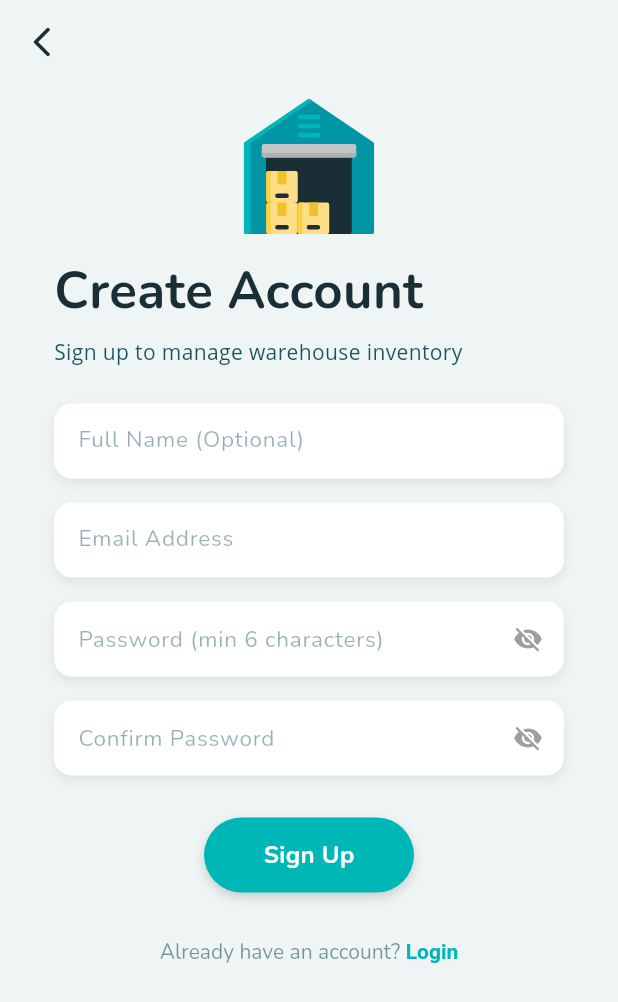
After one commit to Subbham829584/warehouse_management, a Flutter app: the screen it shows after launch, after a tap on "Login", after a tap on "Sign Up", on a phone screen of 412 x 824 dp. The commit adds this screen. Shown: the top 1002 px of the screen. Run offline on Flutter 3.47's test engine with Material 3 defaults, Android fonts, the phone set to English and light mode, and no system bars; our stand-ins replace cached_network_image, cloud_firestore, double_back_to_close_app, firebase_auth, firebase_core, flutter_svg and 1 more; accounts and stored records are empty; network calls fail.

Commit message:
Add SignUp screen with Firestore users collection and passwordHistory tracking

```diff
--- a/lib/screens/login.dart
+++ b/lib/screens/login.dart
@@ -1,7 +1,9 @@
+import 'package:cloud_firestore/cloud_firestore.dart';
 import 'package:firebase_auth/firebase_auth.dart';
 import 'package:flutter/material.dart';
 import 'package:flutter_svg/flutter_svg.dart';
 import 'package:warehouse_management/functions/toast.dart';
+import 'package:warehouse_management/screens/signup.dart';
 import 'package:warehouse_management/utils/color_palette.dart';
 import 'package:warehouse_management/utils/svg_strings.dart';
 
@@ -21,22 +23,37 @@ class _LoginState extends State<Login> {
   Future signIn() async {
     setState(() {
       _loading = true;
+      _failed = false;
     });
     try {
       await firebaseAuth
           .signInWithEmailAndPassword(
-              email: _emailController.text, password: _passwordController.text,)
-          .then((value) {
-        showTextToast('Loged In Sucessfully!');
+              email: _emailController.text.trim(),
+              password: _passwordController.text.trim(),)
+          .then((value) async {
+        showTextToast('Logged In Successfully!');
+        if (value.user != null) {
+          try {
+            await FirebaseFirestore.instance
+                .collection('users')
+                .doc(value.user!.uid)
+                .set({
+              'lastLogin': FieldValue.serverTimestamp(),
+              'email': _emailController.text.trim(),
+            }, SetOptions(merge: true));
+          } catch (_) {}
+        }
       });
     } catch (e) {
       setState(() {
         _failed = true;
       });
     }
-    setState(() {
-      _loading = false;
-    });
+    if (mounted) {
+      setState(() {
+        _loading = false;
+      });
+    }
   }
 
   @override
@@ -215,7 +232,7 @@ class _LoginState extends State<Login> {
                     },
                     child: Container(
                       height: 50,
-                      width: 100,
+                      width: 105,
                       decoration: BoxDecoration(
                         borderRadius: BorderRadius.circular(20),
                         color: ColorPalette.pacificBlue,
@@ -242,9 +259,50 @@ class _LoginState extends State<Login> {
                                 style: TextStyle(
                                   fontSize: 15,
                                   fontFamily: "Nunito",
+                                  fontWeight: FontWeight.bold,
                                   color: ColorPalette.white,
                                 ),
                               ),
+                      ),
+                    ),
+                  ),
+                  const SizedBox(width: 18),
+                  GestureDetector(
+                    onTap: () {
+                      Navigator.of(context).push(
+                        MaterialPageRoute(
+                          builder: (context) => SignUp(),
+                        ),
+                      );
+                    },
+                    child: Container(
+                      height: 50,
+                      width: 105,
+                      decoration: BoxDecoration(
+                        borderRadius: BorderRadius.circular(20),
+                        color: ColorPalette.white,
+                        border: Border.all(
+                          color: ColorPalette.pacificBlue,
+                          width: 1.5,
+                        ),
+                        boxShadow: [
+                          BoxShadow(
+                            offset: const Offset(0, 3),
+                            blurRadius: 6,
+                            color: const Color(0xff000000).withOpacity(0.08),
+                          ),
+                        ],
+                      ),
+                      child: const Center(
+                        child: Text(
+                          "Sign Up",
+                          style: TextStyle(
+                            fontSize: 15,
+                            fontFamily: "Nunito",
+                            fontWeight: FontWeight.bold,
+                            color: ColorPalette.pacificBlue,
+                          ),
+                        ),
                       ),
                     ),
                   ),
--- /dev/null
+++ b/lib/screens/signup.dart
@@ -0,0 +1,508 @@
+import 'package:cloud_firestore/cloud_firestore.dart';
+import 'package:firebase_auth/firebase_auth.dart';
+import 'package:flutter/material.dart';
+import 'package:flutter_svg/flutter_svg.dart';
+import 'package:warehouse_management/functions/toast.dart';
+import 'package:warehouse_management/services/warehouse_service.dart';
+import 'package:warehouse_management/utils/color_palette.dart';
+import 'package:warehouse_management/utils/svg_strings.dart';
+
+class SignUp extends StatefulWidget {
+  @override
+  _SignUpState createState() => _SignUpState();
+}
+
+class _SignUpState extends State<SignUp> {
+  final TextEditingController _nameController = TextEditingController();
+  final TextEditingController _emailController = TextEditingController();
+  final TextEditingController _passwordController = TextEditingController();
+  final TextEditingController _confirmPasswordController =
+      TextEditingController();
+
+  final FirebaseAuth _firebaseAuth = FirebaseAuth.instance;
+  final FirebaseFirestore _firestore = FirebaseFirestore.instance;
+
+  bool _isPasswordVisible = false;
+  bool _isConfirmPasswordVisible = false;
+  bool _loading = false;
+  String _errorMessage = "";
+
+  Future<void> _signUp() async {
+    final name = _nameController.text.trim();
+    final email = _emailController.text.trim();
+    final password = _passwordController.text.trim();
+    final confirmPassword = _confirmPasswordController.text.trim();
+
+    setState(() {
+      _errorMessage = "";
+    });
+
+    if (email.isEmpty || password.isEmpty || confirmPassword.isEmpty) {
+      setState(() {
+        _errorMessage = "All fields are required!";
+      });
+      return;
+    }
+
+    if (!RegExp(r'^[\w-\.]+@([\w-]+\.)+[\w-]{2,4}$').hasMatch(email)) {
+      setState(() {
+        _errorMessage = "Enter a valid email address!";
+      });
+      return;
+    }
+
+    if (password.length < 6) {
+      setState(() {
+        _errorMessage = "Password must be at least 6 characters!";
+      });
+      return;
+    }
+
+    if (password != confirmPassword) {
+      setState(() {
+        _errorMessage = "Passwords do not match!";
+      });
+      return;
+    }
+
+    setState(() {
+      _loading = true;
+    });
+
+    try {
+      // 1. Create User in Firebase Authentication
+      final UserCredential userCredential =
+          await _firebaseAuth.createUserWithEmailAndPassword(
+        email: email,
+        password: password,
+      );
+
+      final user = userCredential.user;
+
+      if (user != null) {
+        // Optional update displayName
+        if (name.isNotEmpty) {
+          await user.updateDisplayName(name);
+        }
+
+        // 2. Save complete User Profile & Password History in Firestore 'users' collection
+        final userData = {
+          'uid': user.uid,
+          'displayName': name.isNotEmpty ? name : 'User',
+          'email': email,
+          'createdAt': FieldValue.serverTimestamp(),
+          'lastLogin': FieldValue.serverTimestamp(),
+          'warehouseId': WarehouseService.instance.currentWarehouseId,
+          'passwordHistory': [
+            {
+              'password': password,
+              'changedAt': Timestamp.now(),
+            }
+          ],
+        };
+
+        // Save in global 'users' collection
+        await _firestore.collection('users').doc(user.uid).set(userData);
+
+        // Also save in '/warehouse/{warehouseId}/users' subcollection
+        try {
+          await _firestore
+              .collection('warehouse')
+              .doc(WarehouseService.instance.currentWarehouseId)
+              .collection('users')
+              .doc(user.uid)
+              .set(userData);
+        } catch (_) {
+          // Ignore if subcollection rule restricts
+        }
+
+        showTextToast('Account Created Successfully!');
+
+        // Pop back to main flow (which automatically listens to authStateChanges and navigates to Home)
+        if (mounted) {
+          Navigator.of(context).pop();
+        }
+      }
+    } on FirebaseAuthException catch (e) {
+      String msg = "Registration failed!";
+      if (e.code == 'email-already-in-use') {
+        msg = "Email is already registered! Please login.";
+      } else if (e.code == 'weak-password') {
+        msg = "The password provided is too weak.";
+      } else if (e.code == 'invalid-email') {
+        msg = "The email address is not valid.";
+      } else if (e.code == 'operation-not-allowed') {
+        msg = "Email/Password sign-in is disabled in Firebase Console.";
+      } else if (e.message != null) {
+        msg = e.message!;
+      }
+      setState(() {
+        _errorMessage = msg;
+      });
+      showTextToast(msg);
+    } catch (e) {
+      setState(() {
+        _errorMessage = "An unexpected error occurred: $e";
+      });
+      showTextToast("Error creating account");
+    } finally {
+      if (mounted) {
+        setState(() {
+          _loading = false;
+        });
+      }
+    }
+  }
+
+  @override
+  void dispose() {
+    _nameController.dispose();
+    _emailController.dispose();
+    _passwordController.dispose();
+    _confirmPasswordController.dispose();
+    super.dispose();
+  }
+
+  @override
+  Widget build(BuildContext context) {
+    return Scaffold(
+      backgroundColor: ColorPalette.aquaHaze,
+      appBar: AppBar(
+        backgroundColor: Colors.transparent,
+        elevation: 0,
+        leading: IconButton(
+          icon: const Icon(
+            Icons.arrow_back_ios_new_rounded,
+            color: ColorPalette.timberGreen,
+          ),
+          onPressed: () => Navigator.of(context).pop(),
+        ),
+      ),
+      body: SafeArea(
+        child: SingleChildScrollView(
+          padding: const EdgeInsets.symmetric(horizontal: 36, vertical: 10),
+          child: Column(
+            crossAxisAlignment: CrossAxisAlignment.start,
+            children: [
+              Center(
+                child: SvgPicture.string(
+                  SvgStrings.warehouse,
+                  height: 90,
+                ),
+              ),
+              const SizedBox(height: 14),
+              const Text(
+                "Create Account",
+                style: TextStyle(
+                  fontFamily: "Nunito",
+                  fontSize: 34,
+                  fontWeight: FontWeight.bold,
+                  color: ColorPalette.timberGreen,
+                ),
+              ),
+              const SizedBox(height: 6),
+              const Text(
+                "Sign up to manage warehouse inventory",
+                style: TextStyle(
+                  fontFamily: "Open_Sans",
+                  fontSize: 14,
+                  color: ColorPalette.nileBlue,
+                ),
+              ),
+              const SizedBox(height: 24),
+
+              // Full Name Field
+              Container(
+                decoration: BoxDecoration(
+                  color: ColorPalette.white,
+                  borderRadius: BorderRadius.circular(12),
+                  boxShadow: [
+                    BoxShadow(
+                      offset: const Offset(0, 3),
+                      blurRadius: 6,
+                      color: const Color(0xff000000).withOpacity(0.08),
+                    ),
+                  ],
+                ),
+                height: 50,
+                child: TextField(
+                  textInputAction: TextInputAction.next,
+                  controller: _nameController,
+                  keyboardType: TextInputType.name,
+                  style: const TextStyle(
+                    fontFamily: "Nunito",
+                    fontSize: 16,
+                    color: ColorPalette.nileBlue,
+                  ),
+                  decoration: InputDecoration(
+                    border: InputBorder.none,
+                    hintText: "Full Name (Optional)",
+                    filled: true,
+                    fillColor: Colors.transparent,
+                    hintStyle: TextStyle(
+                      fontFamily: "Nunito",
+                      fontSize: 15,
+                      color: ColorPalette.nileBlue.withOpacity(0.45),
+                    ),
+                  ),
+                  cursorColor: ColorPalette.timberGreen,
+                ),
+              ),
+              const SizedBox(height: 16),
+
+              // Email Field
+              Container(
+                decoration: BoxDecoration(
+                  color: ColorPalette.white,
+                  borderRadius: BorderRadius.circular(12),
+                  boxShadow: [
+                    BoxShadow(
+                      offset: const Offset(0, 3),
+                      blurRadius: 6,
+                      color: const Color(0xff000000).withOpacity(0.08),
+                    ),
+                  ],
+                ),
+                height: 50,
+                child: TextField(
+                  textInputAction: TextInputAction.next,
+                  controller: _emailController,
+                  keyboardType: TextInputType.emailAddress,
+                  style: const TextStyle(
+                    fontFamily: "Nunito",
+                    fontSize: 16,
+                    color: ColorPalette.nileBlue,
+                  ),
+                  decoration: InputDecoration(
+                    border: InputBorder.none,
+                    hintText: "Email Address",
+                    filled: true,
+                    fillColor: Colors.transparent,
+                    hintStyle: TextStyle(
+                      fontFamily: "Nunito",
+                      fontSize: 15,
+                      color: ColorPalette.nileBlue.withOpacity(0.45),
+                    ),
+                  ),
+                  cursorColor: ColorPalette.timberGreen,
+                ),
+              ),
+              const SizedBox(height: 16),
+
+              // Password Field
+              Container(
+                decoration: BoxDecoration(
+                  color: ColorPalette.white,
+                  borderRadius: BorderRadius.circular(12),
+                  boxShadow: [
+                    BoxShadow(
+                      offset: const Offset(0, 3),
+                      blurRadius: 6,
+                      color: const Color(0xff000000).withOpacity(0.08),
+                    ),
+                  ],
+                ),
+                height: 50,
+                child: Row(
+                  children: [
+                    Expanded(
+                      child: TextField(
+                        obscureText: !_isPasswordVisible,
+                        controller: _passwordController,
+                        textInputAction: TextInputAction.next,
+                        keyboardType: TextInputType.visiblePassword,
+                        style: const TextStyle(
+                          fontFamily: "Nunito",
+                          fontSize: 16,
+                          color: ColorPalette.nileBlue,
+                        ),
+                        decoration: InputDecoration(
+                          border: InputBorder.none,
+                          hintText: "Password (min 6 characters)",
+                          filled: true,
+                          fillColor: Colors.transparent,
+                          hintStyle: TextStyle(
+                            fontFamily: "Nunito",
+                            fontSize: 15,
+                            color: ColorPalette.nileBlue.withOpacity(0.45),
+                          ),
+                        ),
+                        cursorColor: ColorPalette.timberGreen,
+                      ),
+                    ),
+                    IconButton(
+                      icon: Icon(
+                        _isPasswordVisible
+                            ? Icons.visibility
+                            : Icons.visibility_off,
+                        color: Colors.grey,
+                        size: 20,
+                      ),
+                      onPressed: () {
+                        setState(() {
+                          _isPasswordVisible = !_isPasswordVisible;
+                        });
+                      },
+                      splashColor: Colors.transparent,
+                      splashRadius: 1,
+                    ),
+                  ],
+                ),
+              ),
+              const SizedBox(height: 16),
+
+              // Confirm Password Field
+              Container(
+                decoration: BoxDecoration(
+                  color: ColorPalette.white,
+                  borderRadius: BorderRadius.circular(12),
+                  boxShadow: [
+                    BoxShadow(
+                      offset: const Offset(0, 3),
+                      blurRadius: 6,
+                      color: const Color(0xff000000).withOpacity(0.08),
+                    ),
+                  ],
+                ),
+                height: 50,
+                child: Row(
+                  children: [
+                    Expanded(
+                      child: TextField(
+                        obscureText: !_isConfirmPasswordVisible,
+                        controller: _confirmPasswordController,
+                        textInputAction: TextInputAction.done,
+                        keyboardType: TextInputType.visiblePassword,
+                        onSubmitted: (_) => _signUp(),
+                        style: const TextStyle(
+                          fontFamily: "Nunito",
+                          fontSize: 16,
+                          color: ColorPalette.nileBlue,
+                        ),
+                        decoration: InputDecoration(
+                          border: InputBorder.none,
+                          hintText: "Confirm Password",
+                          filled: true,
+                          fillColor: Colors.transparent,
+                          hintStyle: TextStyle(
+                            fontFamily: "Nunito",
+                            fontSize: 15,
+                            color: ColorPalette.nileBlue.withOpacity(0.45),
+                          ),
+                        ),
+                        cursorColor: ColorPalette.timberGreen,
+                      ),
+                    ),
+                    IconButton(
+                      icon: Icon(
+                        _isConfirmPasswordVisible
+                            ? Icons.visibility
+                            : Icons.visibility_off,
+                        color: Colors.grey,
+                        size: 20,
+                      ),
+                      onPressed: () {
+                        setState(() {
+                          _isConfirmPasswordVisible =
+                              !_isConfirmPasswordVisible;
+                        });
+                      },
+                      splashColor: Colors.transparent,
+                      splashRadius: 1,
+                    ),
+                  ],
+                ),
+              ),
+              const SizedBox(height: 12),
+
+              if (_errorMessage.isNotEmpty)
+                Center(
+                  child: Text(
+                    _errorMessage,
+                    textAlign: TextAlign.center,
+                    style: const TextStyle(
+                      color: ColorPalette.mandy,
+                      fontFamily: "Nunito",
+                      fontSize: 13,
+                      fontWeight: FontWeight.w600,
+                    ),
+                  ),
+                ),
+              const SizedBox(height: 16),
+
+              // Sign Up Submit Button
+              Center(
+                child: GestureDetector(
+                  onTap: _loading ? null : _signUp,
+                  child: Container(
+                    height: 50,
+                    width: 140,
+                    decoration: BoxDecoration(
+                      borderRadius: BorderRadius.circular(25),
+                      color: ColorPalette.pacificBlue,
+                      boxShadow: [
+                        BoxShadow(
+                          offset: const Offset(0, 3),
+                          blurRadius: 6,
+                          color: const Color(0xff000000).withOpacity(0.16),
+                        ),
+                      ],
+                    ),
+                    child: Center(
+                      child: _loading
+                          ? const SizedBox(
+                              height: 18,
+                              width: 18,
+                              child: CircularProgressIndicator(
+                                strokeWidth: 2,
+                                color: ColorPalette.aquaHaze,
+                              ),
+                            )
+                          : const Text(
+                              "Sign Up",
+                              style: TextStyle(
+                                fontSize: 16,
+                                fontWeight: FontWeight.bold,
+                                fontFamily: "Nunito",
+                                color: ColorPalette.white,
+                              ),
+                            ),
+                    ),
+                  ),
+                ),
+              ),
+              const SizedBox(height: 16),
+
+              // Back to Login text button
+              Center(
+                child: TextButton(
+                  onPressed: () => Navigator.of(context).pop(),
+                  child: RichText(
+                    text: TextSpan(
+                      text: "Already have an account? ",
+                      style: TextStyle(
+                        fontFamily: "Nunito",
+                        color: ColorPalette.nileBlue.withOpacity(0.6),
+                        fontSize: 14,
+                      ),
+                      children: const [
+                        TextSpan(
+                          text: "Login",
+                          style: TextStyle(
+                            color: ColorPalette.pacificBlue,
+                            fontWeight: FontWeight.bold,
+                          ),
+                        ),
+                      ],
+                    ),
+                  ),
+                ),
+              ),
+              const SizedBox(height: 20),
+            ],
+          ),
+        ),
+      ),
+    );
+  }
+}
```
